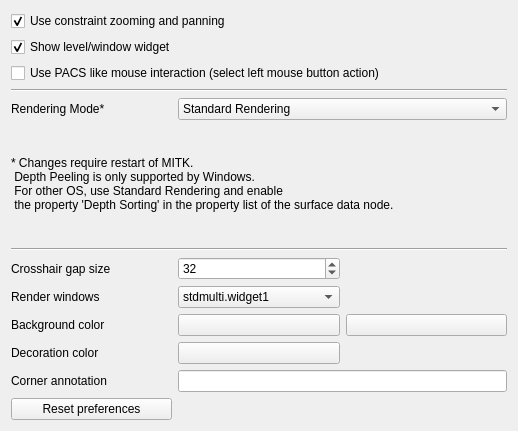
Old version of the form Plugins/org.mitk.gui.qt.stdmultiwidgeteditor/src/internal/QmitkStdMultiWidgetEditorPreferencePage.ui in the repository MITK/MITK.
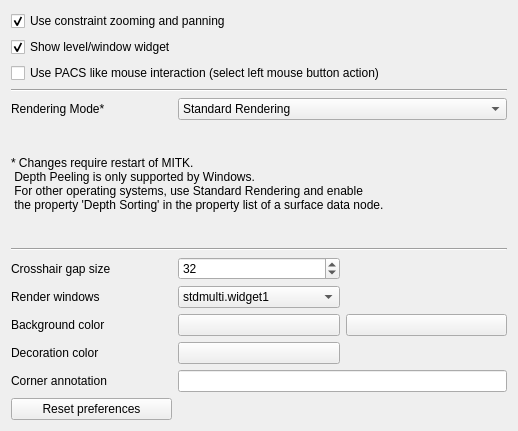
New version of the form.

Commit message: Remove multisampling rendering mode

Patch:
```diff
--- a/Plugins/org.mitk.gui.qt.stdmultiwidgeteditor/src/internal/QmitkStdMultiWidgetEditorPreferencePage.ui
+++ b/Plugins/org.mitk.gui.qt.stdmultiwidgeteditor/src/internal/QmitkStdMultiWidgetEditorPreferencePage.ui
@@ -79,8 +79,8 @@
      <property name="text">
       <string>* Changes require restart of MITK.
  Depth Peeling is only supported by Windows.
- For other OS, use Standard Rendering and enable
- the property 'Depth Sorting' in the property list of the surface data node.</string>
+ For other operating systems, use Standard Rendering and enable
+ the property 'Depth Sorting' in the property list of a surface data node.</string>
      </property>
     </widget>
    </item>
```
Left out of the diff: 7 changed lines with no effect on the pictures. The commit also changes 5 other files.
